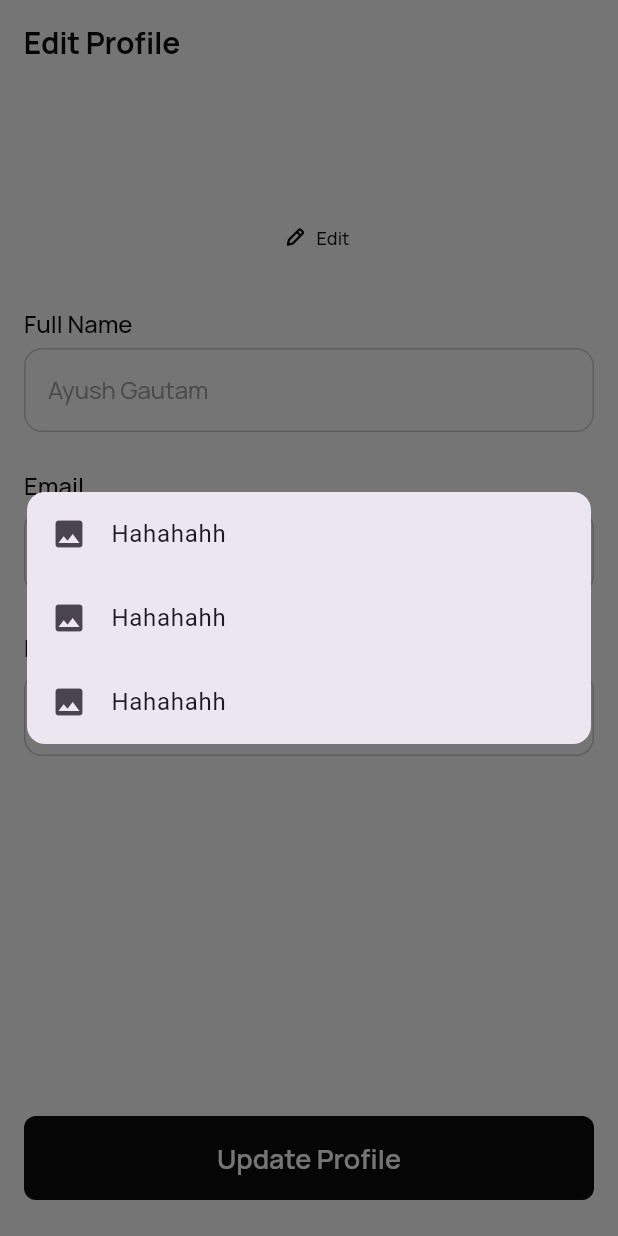
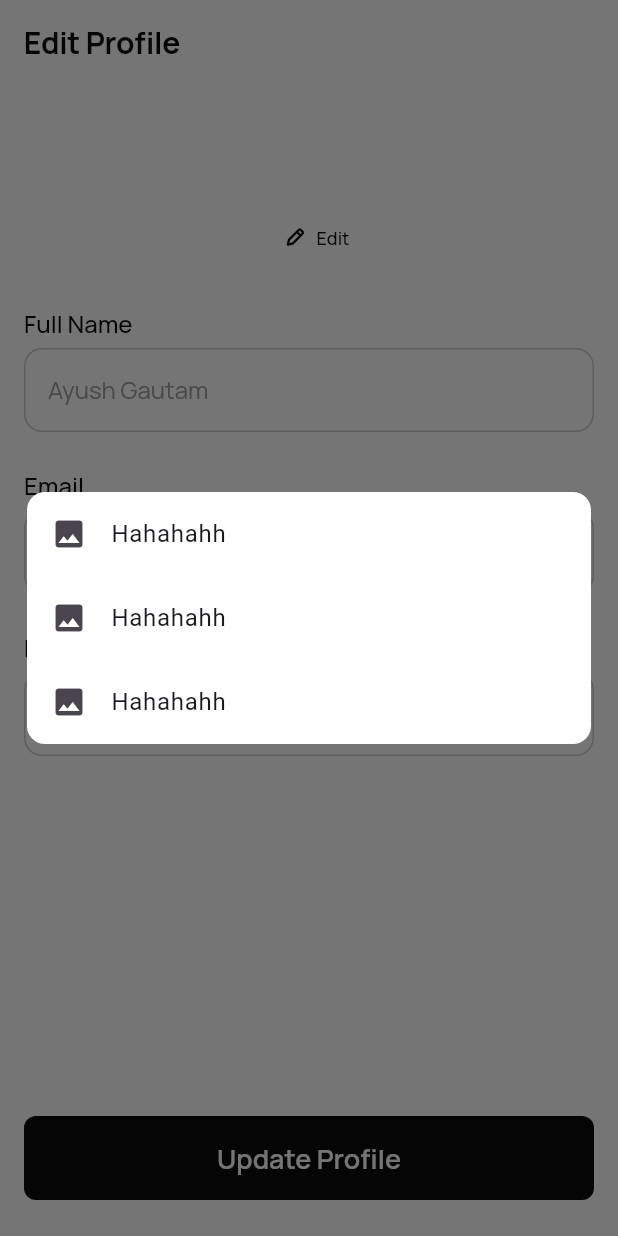
Before and after one commit to ayushh-gautam/Bizflow, a Flutter app: the EditProfile screen opened directly, after a tap on "Edit", on a phone screen of 412 x 824 dp. Run offline on Flutter 3.47's test engine with Material 3 defaults, Android fonts, the phone set to English and light mode, and no system bars; our stand-ins replace bloc, firebase_core, flutter_bloc, flutter_screenutil, flutter_svg, gap and 2 more; accounts and stored records are empty; network calls fail.

Commit message:
fix: dialog box color fixed

```diff
--- a/lib/features/login/main/settings/edit_profile.dart
+++ b/lib/features/login/main/settings/edit_profile.dart
@@ -47,10 +47,8 @@ class EditProfile extends StatelessWidget {
                   ),
                   Gap(4.h),
                   CustomTextField(
-
                     controller: nameController,
                     placeholder: 'ayushgautam88@gmail.com',
-
                   ),
                   Gap(24.h),
                   CustomText(
@@ -135,6 +133,7 @@ void _showEditDialog(BuildContext context, AppColors customColors) {
     context: context,
     builder: (BuildContext context) {
       return Dialog(
+        backgroundColor: customColors.bgBackground! ,
         insetPadding: EdgeInsets.symmetric(horizontal: 18.w),
         alignment: Alignment.center,
         shape:
```
